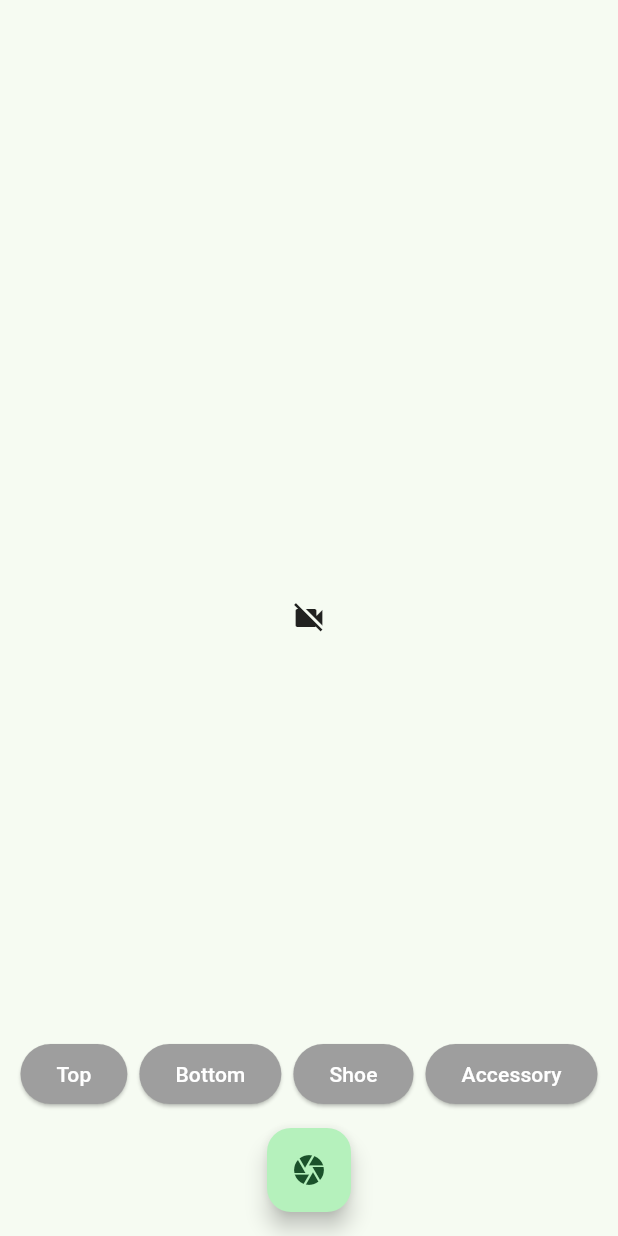
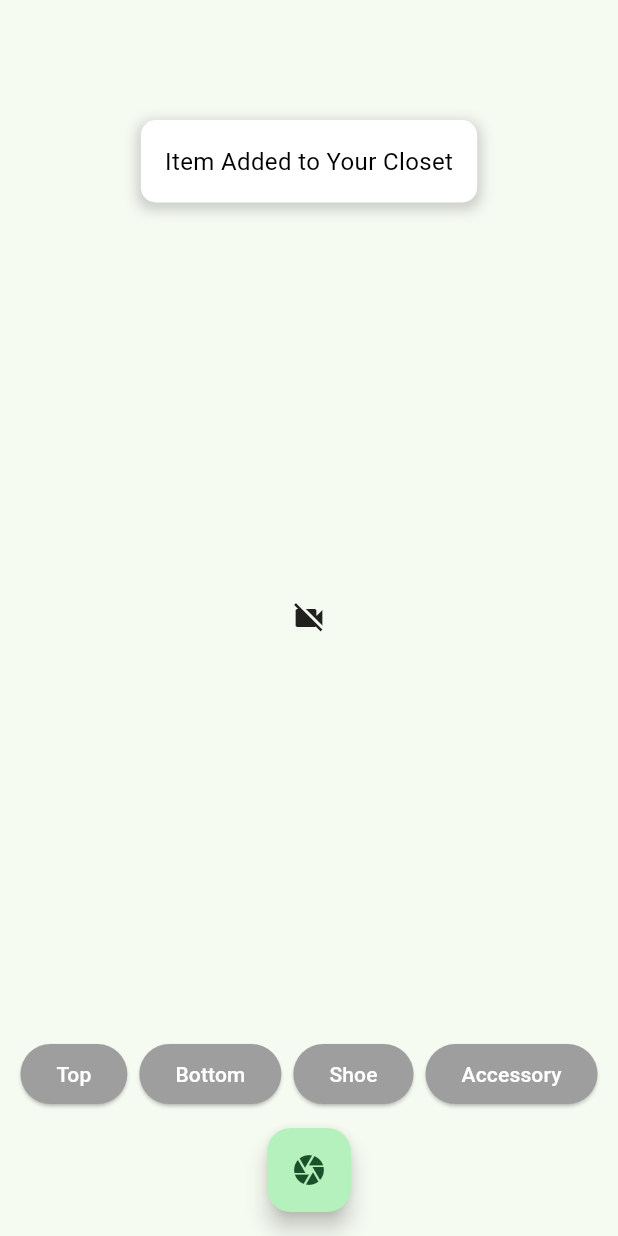
Before and after one commit to JessDang/WeatherWear-Mobile, a Flutter app: the CameraScreen screen opened directly, on a phone screen of 412 x 824 dp. Run offline on Flutter 3.47's test engine with Material 3 defaults, Android fonts, the phone set to English and light mode, and no system bars; our stand-ins replace camera, table_calendar.

Commit message:
Add flash notification UI

```diff
--- a/lib/screens/camera_screen.dart
+++ b/lib/screens/camera_screen.dart
@@ -67,8 +67,33 @@ class CameraScreenState extends State<CameraScreen> {
               children: [
                 cameraView(controller, snapshot, size),
                 Padding(
-                    padding: EdgeInsets.fromLTRB(0, 0, 0, 80.0),
+                    padding: EdgeInsets.fromLTRB(0, 80.0, 0, 80.0), // Hacky way to deal with FAB and Safe Areas on iPhone.
                     child: Column(children: [
+                      Container(
+                        padding:
+                            EdgeInsets.all(16),
+                        decoration: BoxDecoration(
+                          color: Colors.white, // Box color
+                          borderRadius:
+                              BorderRadius.circular(10), // Rounded corners
+                          boxShadow: [
+                            BoxShadow(
+                              color: Colors.grey.withOpacity(0.5),
+                              spreadRadius: 2,
+                              blurRadius: 7,
+                              offset:
+                                  Offset(0, 3), // position of shadow
+                            ),
+                          ],
+                        ),
+                        child: Text(
+                          'Item Added to Your Closet',
+                          style: TextStyle(
+                            color: Colors.black, // Text color
+                            fontSize: 16,
+                          ),
+                        ),
+                      ),
                       Spacer(),
                       TagSelector(onTagSelected: (newTag) {
                         _tag = newTag;
```
